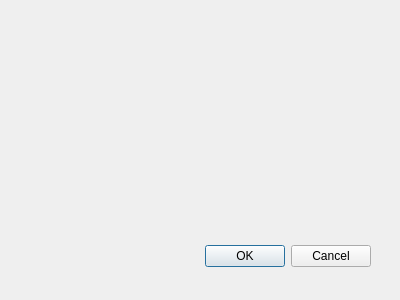
This is UniversalVROverlay/windowselect.ui in scudzey/UVROverlay as Qt 5 draws it before an edit. The edited form follows.
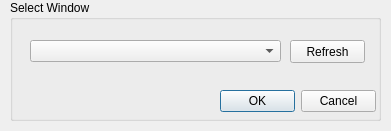
This is the edited form.

Diff of the .ui file:
```diff
--- a/UniversalVROverlay/windowselect.ui
+++ b/UniversalVROverlay/windowselect.ui
@@ -8,28 +8,61 @@
    <rect>
     <x>0</x>
     <y>0</y>
-    <width>400</width>
-    <height>300</height>
+    <width>391</width>
+    <height>131</height>
    </rect>
   </property>
   <property name="windowTitle">
    <string>Dialog</string>
   </property>
-  <widget class="QDialogButtonBox" name="buttonBox">
+  <widget class="QGroupBox" name="groupBox">
    <property name="geometry">
     <rect>
-     <x>30</x>
-     <y>240</y>
-     <width>341</width>
-     <height>32</height>
+     <x>10</x>
+     <y>0</y>
+     <width>371</width>
+     <height>121</height>
     </rect>
    </property>
-   <property name="orientation">
-    <enum>Qt::Horizontal</enum>
+   <property name="title">
+    <string>Select Window</string>
    </property>
-   <property name="standardButtons">
-    <set>QDialogButtonBox::Cancel|QDialogButtonBox::Ok</set>
-   </property>
+   <widget class="QComboBox" name="windowCombo">
+    <property name="geometry">
+     <rect>
+      <x>20</x>
+      <y>40</y>
+      <width>251</width>
+      <height>22</height>
+     </rect>
+    </property>
+   </widget>
+   <widget class="QPushButton" name="windowRefreshButton">
+    <property name="geometry">
+     <rect>
+      <x>280</x>
+      <y>40</y>
+      <width>75</width>
+      <height>23</height>
+     </rect>
+    </property>
+    <property name="text">
+     <string>Refresh</string>
+    </property>
+   </widget>
+   <widget class="QDialogButtonBox" name="buttonBox">
+    <property name="geometry">
+     <rect>
+      <x>210</x>
+      <y>90</y>
+      <width>156</width>
+      <height>23</height>
+     </rect>
+    </property>
+    <property name="standardButtons">
+     <set>QDialogButtonBox::Cancel|QDialogButtonBox::Ok</set>
+    </property>
+   </widget>
   </widget>
  </widget>
  <pixmapfunction/>
```
Left out of the diff: 40 changed lines with no effect on the pictures.
